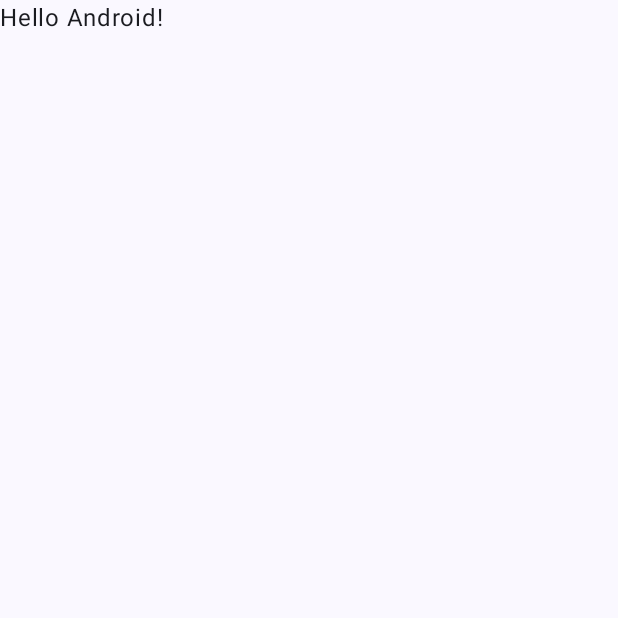
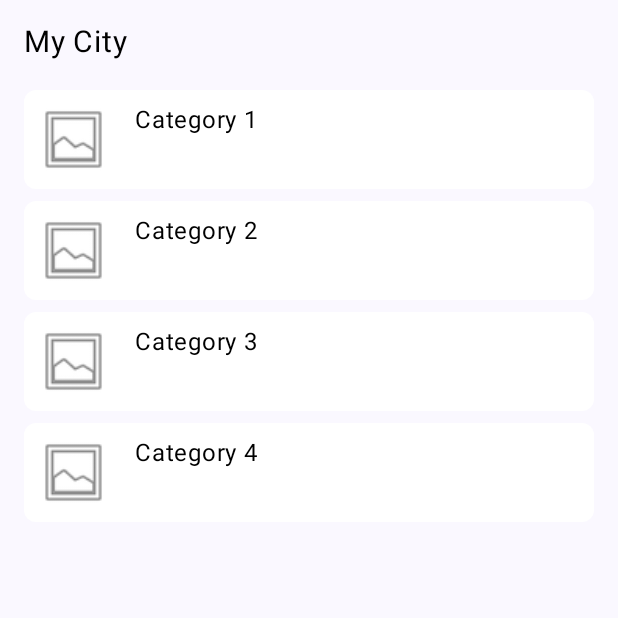
Before and after one commit to Jairop310/App30DiasMoviles, an Android app built with Jetpack Compose: the screen it shows after launch (MainActivity), on a phone screen of 412 x 824 dp, the top half of it. Before the commit the part shown is almost empty. Run offline under Robolectric (Android 15) with nearby library versions, the phone set to English and light mode, and no system bars.

Commit message:
Estilo de targetas

```diff
--- a/Liverpool/app/src/main/java/com/example/liverpool/MainActivity.kt
+++ b/Liverpool/app/src/main/java/com/example/liverpool/MainActivity.kt
@@ -4,13 +4,28 @@ import android.os.Bundle
 import androidx.activity.ComponentActivity
 import androidx.activity.compose.setContent
 import androidx.activity.enableEdgeToEdge
+import androidx.compose.foundation.Image
+import androidx.compose.foundation.layout.Column
+import androidx.compose.foundation.layout.Row
+import androidx.compose.foundation.layout.Spacer
 import androidx.compose.foundation.layout.fillMaxSize
+import androidx.compose.foundation.layout.fillMaxWidth
 import androidx.compose.foundation.layout.padding
+import androidx.compose.foundation.layout.size
+import androidx.compose.foundation.layout.width
+import androidx.compose.foundation.shape.RoundedCornerShape
+import androidx.compose.material3.Card
+import androidx.compose.material3.CardDefaults
 import androidx.compose.material3.Scaffold
 import androidx.compose.material3.Text
 import androidx.compose.runtime.Composable
 import androidx.compose.ui.Modifier
+import androidx.compose.ui.graphics.Color
+import androidx.compose.ui.layout.ContentScale
+import androidx.compose.ui.res.painterResource
 import androidx.compose.ui.tooling.preview.Preview
+import androidx.compose.ui.unit.dp
+import androidx.compose.ui.unit.sp
 import com.example.liverpool.ui.theme.LiverpoolTheme
 
 class MainActivity : ComponentActivity() {
@@ -32,10 +47,37 @@ class MainActivity : ComponentActivity() {
 
 @Composable
 fun Greeting(name: String, modifier: Modifier = Modifier) {
-    Text(
-        text = "Hello $name!",
-        modifier = modifier
-    )
+    val categories = listOf("Category 1", "Category 2", "Category 3", "Category 4")
+    Column(modifier = Modifier.fillMaxSize().padding(16.dp)) {
+        Text(
+            text = "My City",
+            fontSize = 20.sp,
+            color = Color.Black,
+            modifier = Modifier.padding(bottom = 16.dp)
+        )
+        categories.forEach { category ->
+            CategoryItem(category)
+        }
+    }
+}
+@Composable
+fun CategoryItem(name: String) {
+    Card(
+        shape = RoundedCornerShape(8.dp),
+        modifier = Modifier.fillMaxWidth().padding(vertical = 4.dp),
+        colors = CardDefaults.cardColors(containerColor = Color.White)
+    ) {
+        Row(modifier = Modifier.padding(8.dp)) {
+            Image(
+                painter = painterResource(id = android.R.drawable.ic_menu_gallery),
+                contentDescription = "Category Image",
+                modifier = Modifier.size(50.dp),
+                contentScale = ContentScale.Crop
+            )
+            Spacer(modifier = Modifier.width(16.dp))
+            Text(text = name, fontSize = 16.sp, color = Color.Black)
+        }
+    }
 }
 
 @Preview(showBackground = true)
```
